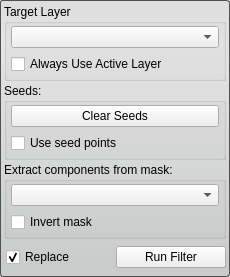
SCIInstitute/Seg3D, file src/Interface/ToolInterface/ConnectedComponentFilterInterface.ui: the form before one commit.
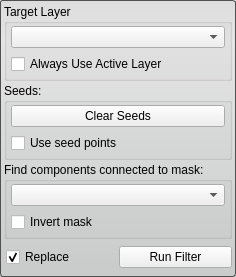
The form after the commit.

Commit message: - Write release name along with version in log file - Connected Component: Rename "Extract components..."

The edit to the form file:
```diff
--- a/src/Interface/ToolInterface/ConnectedComponentFilterInterface.ui
+++ b/src/Interface/ToolInterface/ConnectedComponentFilterInterface.ui
@@ -154,7 +154,7 @@
    <item>
     <widget class="QGroupBox" name="connected_to_mask_groupbox_">
      <property name="title">
-      <string>Extract components from mask:</string>
+      <string>Find components connected to mask:</string>
      </property>
      <layout class="QVBoxLayout" name="verticalLayout_5">
       <property name="leftMargin">
```
The commit also changes 1 other file.
